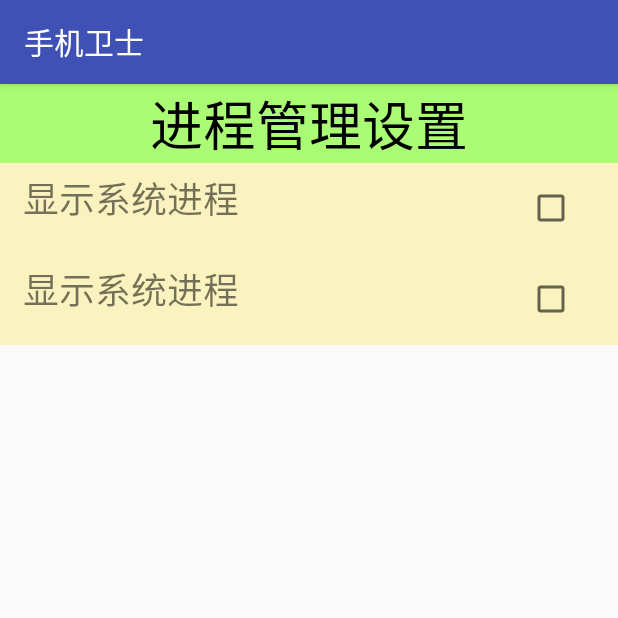
After one commit to wuyinlei/MobileSafe, an Android app: the TaskSettingManagerActivity screen opened directly, with no data from a screen before it, on a phone screen of 412 x 824 dp, the top half of it. The commit adds this screen. Run offline under Robolectric (Android 15) with nearby library versions, the phone set to English and light mode, and no system bars.

Commit message:
加入选择器

```diff
--- /dev/null
+++ b/src/main/java/com/example/mobilesafe/activity/TaskSettingManagerActivity.java
@@ -0,0 +1,107 @@
+package com.example.mobilesafe.activity;
+
+import android.content.Intent;
+import android.content.SharedPreferences;
+import android.os.Bundle;
+import android.support.v7.app.AppCompatActivity;
+import android.view.View;
+import android.widget.CheckBox;
+import android.widget.RelativeLayout;
+
+import com.example.mobilesafe.R;
+import com.example.mobilesafe.service.KillProcessService;
+import com.example.mobilesafe.utils.SystemInfoUtils;
+
+
+/**
+ * 任务管理器的设置界面
+ */
+public class TaskSettingManagerActivity extends AppCompatActivity {
+
+    private CheckBox checkstatus, check_kill_process;
+    private RelativeLayout showrl, killrl;
+    private SharedPreferences mPres;
+
+    @Override
+    protected void onCreate(Bundle savedInstanceState) {
+        super.onCreate(savedInstanceState);
+        setContentView(R.layout.activity_task_setting_manager);
+        //0表示私有的模式
+
+        initialize();
+    }
+
+    /**
+     * 初始化控件
+     */
+    private void initialize() {
+
+        mPres = getSharedPreferences("config", 0);
+        checkstatus = (CheckBox) findViewById(R.id.check_status);
+        showrl = (RelativeLayout) findViewById(R.id.show_rl);
+        killrl = (RelativeLayout) findViewById(R.id.kill_rl);
+        check_kill_process = (CheckBox) findViewById(R.id.check_kill_process);
+
+        initData();
+        killProcess();
+    }
+
+    /**
+     * 初始化数据
+     * <p/>
+     * 是否显示系统进程的逻辑
+     */
+    private void initData() {
+        checkstatus.setChecked(mPres.getBoolean("is_show_system", false));  //默认显示
+
+        showrl.setOnClickListener(new View.OnClickListener() {
+            @Override
+            public void onClick(View v) {
+                if (checkstatus.isChecked()) {
+                    checkstatus.setChecked(!checkstatus.isChecked());
+
+                    //如果选中给true
+                    SharedPreferences.Editor editor = mPres.edit();
+                    editor.putBoolean("is_show_system", false);
+                    editor.commit();
+                } else {
+                    checkstatus.setChecked(!checkstatus.isChecked());
+                    //没有选中就给fasle
+                    SharedPreferences.Editor editor = mPres.edit();
+                    editor.putBoolean("is_show_system", true);
+                    editor.commit();
+                }
+            }
+        });
+    }
+
+    /**
+     * 是否定时杀死后台进程的逻辑
+     */
+    private void killProcess() {
+
+        final Intent intent = new Intent(this, KillProcessService.class);
+        killrl.setOnClickListener(new View.OnClickListener() {
+            @Override
+            public void onClick(View v) {
+                if (check_kill_process.isChecked()) {
+                    check_kill_process.setChecked(!check_kill_process.isChecked());
+                    startService(intent);
+                } else {
+                    check_kill_process.setChecked(!check_kill_process.isChecked());
+                    startService(intent);
+                }
+            }
+        });
+    }
+
+    @Override
+    protected void onStart() {
+        super.onStart();
+       if (SystemInfoUtils.isServiceRunning(TaskSettingManagerActivity.this,"com.example.mobilesafe.service")){
+            check_kill_process.setChecked(true);
+       } else {
+           check_kill_process.setChecked(false);
+       }
+    }
+}
--- a/src/main/res/layout/activity_task_manager.xml
+++ b/src/main/res/layout/activity_task_manager.xml
@@ -9,8 +9,9 @@
         android:text="进程管理" />
 
     <LinearLayout
+        android:background="@mipmap/button_normal"
         android:layout_width="match_parent"
-        android:layout_height="wrap_content"
+        android:layout_height="22dp"
         android:orientation="horizontal">
 
         <TextView
@@ -79,7 +80,7 @@
             android:layout_weight="1"
             android:background="@drawable/btn_selector_green"
             android:text="设置"
-            android:onClick="setApp"
+            android:onClick="openSetting"
             android:textSize="@dimen/txt_m" />
 
 
--- /dev/null
+++ b/src/main/res/layout/activity_task_setting_manager.xml
@@ -0,0 +1,65 @@
+<?xml version="1.0" encoding="utf-8"?>
+<LinearLayout xmlns:android="http://schemas.android.com/apk/res/android"
+    xmlns:tools="http://schemas.android.com/tools"
+    android:layout_width="match_parent"
+    android:layout_height="match_parent"
+    android:orientation="vertical"
+    tools:context="com.example.mobilesafe.activity.TaskSettingManagerActivity">
+
+    <TextView
+        style="@style/TitleStyle"
+        android:text="进程管理设置"/>
+    <RelativeLayout
+        android:id="@+id/show_rl"
+        android:padding="5dp"
+        android:gravity="center_vertical"
+        android:background="@drawable/text_selector_button"
+        android:orientation="horizontal"
+        android:layout_width="match_parent"
+        android:layout_height="wrap_content">
+
+        <CheckBox
+            android:id="@+id/check_status"
+            android:focusable="false"
+            android:clickable="false"
+            android:background="@drawable/text_selector_button"
+            android:layout_marginRight="5dp"
+            android:layout_alignParentRight="true"
+            android:layout_width="wrap_content"
+            android:layout_height="wrap_content" />
+        <TextView
+            android:text="显示系统进程"
+            android:layout_marginLeft="10dp"
+            android:textSize="@dimen/txt_l"
+            android:layout_width="wrap_content"
+            android:layout_height="wrap_content" />
+
+    </RelativeLayout>
+    <RelativeLayout
+        android:id="@+id/kill_rl"
+        android:padding="5dp"
+        android:gravity="center_vertical"
+        android:background="@drawable/text_selector_button"
+        android:orientation="horizontal"
+        android:layout_width="match_parent"
+        android:layout_height="wrap_content">
+
+        <CheckBox
+            android:id="@+id/check_kill_process"
+            android:focusable="false"
+            android:background="@drawable/text_selector_button"
+            android:clickable="false"
+            android:layout_marginRight="5dp"
+            android:layout_alignParentRight="true"
+            android:layout_width="wrap_content"
+            android:layout_height="wrap_content" />
+        <TextView
+            android:text="显示系统进程"
+            android:layout_marginLeft="10dp"
+            android:textSize="@dimen/txt_l"
+            android:layout_width="wrap_content"
+            android:layout_height="wrap_content" />
+
+    </RelativeLayout>
+
+</LinearLayout>
--- a/src/main/res/layout/item_task_manager.xml
+++ b/src/main/res/layout/item_task_manager.xml
@@ -2,6 +2,7 @@
 <LinearLayout xmlns:android="http://schemas.android.com/apk/res/android"
     android:layout_width="match_parent"
     android:layout_height="match_parent"
+    android:background="@drawable/text_selector_button"
     android:orientation="horizontal">
 
     <ImageView
@@ -49,6 +50,7 @@
             android:layout_marginRight="20dp"
             android:layout_marginTop="20dp"
             android:clickable="false"
+            android:background="@drawable/text_selector_button"
             android:focusable="false"
             android:gravity="center_vertical" />
 
```
Also changed, not shown: src/main/AndroidManifest.xml (+7 -2 lines), src/main/java/com/example/mobilesafe/activity/TaskManagerActivity.java (+78 -42 lines), src/main/java/com/example/mobilesafe/engine/TaskInfoParser.java (+5 -3 lines), src/main/java/com/example/mobilesafe/service/KillProcessService.java (added, +86 -0 lines), src/main/java/com/example/mobilesafe/utils/SPUtils.java (added, +28 -0 lines).
